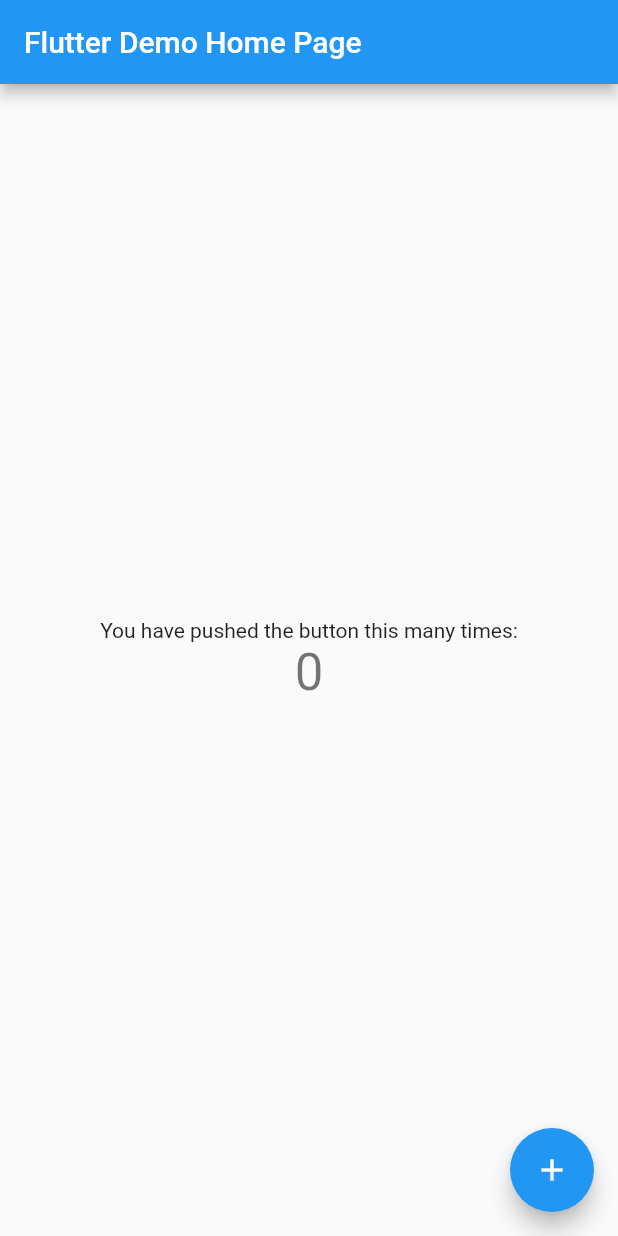
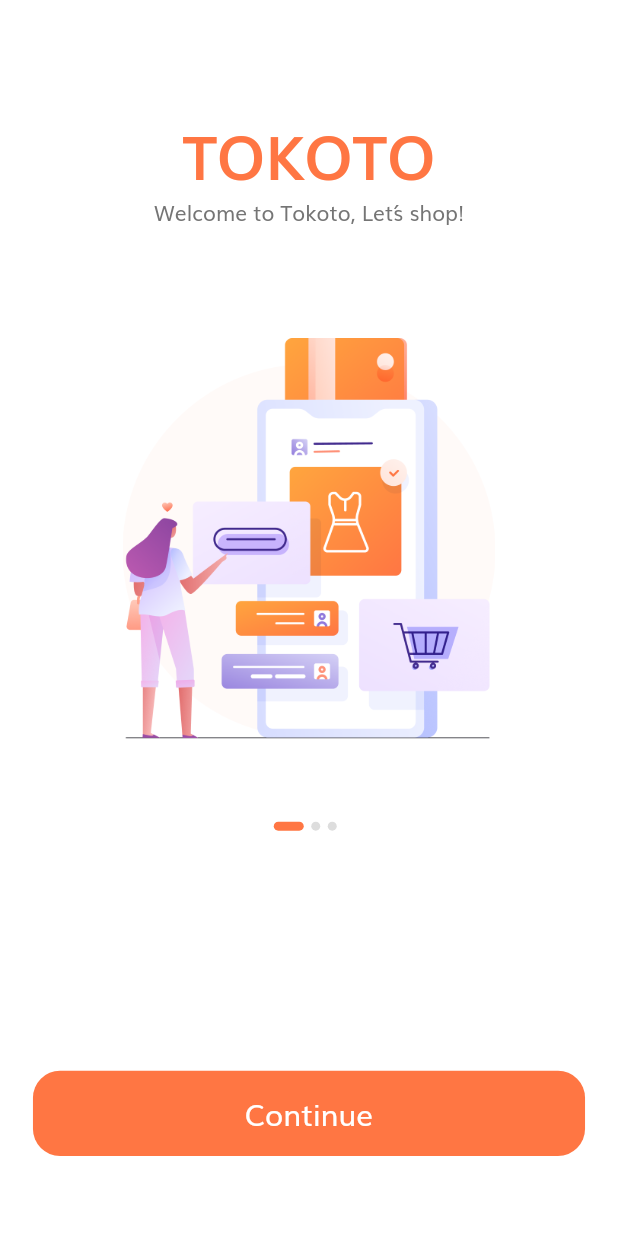
Before and after one commit to blandygbc/e_commerce_app, a Flutter app: the screen it shows after launch, on a phone screen of 412 x 824 dp. Run offline on Flutter 3.47's test engine with Material 2 defaults, Android fonts, the phone set to English and light mode, and no system bars; missing offline and left inert: dart:js.

Commit message:
Add a splash screen

```diff
--- /dev/null
+++ b/lib/components/default_button.dart
@@ -0,0 +1,35 @@
+import 'package:flutter/material.dart';
+
+import '../constants.dart';
+import '../size_config.dart';
+
+class DefaultButton extends StatelessWidget {
+  final String text;
+  final VoidCallback? press;
+  DefaultButton({
+    Key? key,
+    required this.text,
+    this.press,
+  }) : super(key: key);
+
+  @override
+  Widget build(BuildContext context) {
+    return SizedBox(
+      width: double.infinity,
+      height: getProportionateScreenHeight(56),
+      child: ElevatedButton(
+          onPressed: press,
+          style: ButtonStyle(
+              backgroundColor: MaterialStateProperty.all(kPrimaryColor),
+              elevation: MaterialStateProperty.all(0),
+              shape: MaterialStateProperty.all<RoundedRectangleBorder>(
+                  RoundedRectangleBorder(
+                borderRadius: BorderRadius.circular(18.0),
+              ))),
+          child: Text(
+            text,
+            style: TextStyle(fontSize: getProportionateScreenWidth(18)),
+          )),
+    );
+  }
+}
--- /dev/null
+++ b/lib/constants.dart
@@ -0,0 +1,55 @@
+import 'package:flutter/material.dart';
+//import 'package:shop_app/size_config.dart';
+
+const kPrimaryColor = Color(0xFFFF7643);
+const kPrimaryLightColor = Color(0xFFFFECDF);
+const kPrimaryGradientColor = LinearGradient(
+  begin: Alignment.topLeft,
+  end: Alignment.bottomRight,
+  colors: [Color(0xFFFFA53E), Color(0xFFFF7643)],
+);
+const kSecondaryColor = Color(0xFF979797);
+const kTextColor = Color(0xFF757575);
+const kFadedColor = Color(0xDDD8D8D8);
+
+const kAnimationDuration = Duration(milliseconds: 200);
+
+const kImageSplash1 = "assets/images/splash_1.png";
+const kImageSplash2 = "assets/images/splash_2.png";
+const kImageSplash3 = "assets/images/splash_3.png";
+
+/*final headingStyle = TextStyle(
+  fontSize: getProportionateScreenWidth(28),
+  fontWeight: FontWeight.bold,
+  color: Colors.black,
+  height: 1.5,
+);*/
+
+const defaultDuration = Duration(milliseconds: 250);
+
+// Form Error
+final RegExp emailValidatorRegExp =
+    RegExp(r"^[a-zA-Z0-9.]+@[a-zA-Z0-9]+\.[a-zA-Z]+");
+const String kEmailNullError = "Please Enter your email";
+const String kInvalidEmailError = "Please Enter Valid Email";
+const String kPassNullError = "Please Enter your password";
+const String kShortPassError = "Password is too short";
+const String kMatchPassError = "Passwords don't match";
+const String kNamelNullError = "Please Enter your name";
+const String kPhoneNumberNullError = "Please Enter your phone number";
+const String kAddressNullError = "Please Enter your address";
+
+/*final otpInputDecoration = InputDecoration(
+  contentPadding:
+      EdgeInsets.symmetric(vertical: getProportionateScreenWidth(15)),
+  border: outlineInputBorder(),
+  focusedBorder: outlineInputBorder(),
+  enabledBorder: outlineInputBorder(),
+);*/
+
+/*OutlineInputBorder outlineInputBorder() {
+  return OutlineInputBorder(
+    borderRadius: BorderRadius.circular(getProportionateScreenWidth(15)),
+    borderSide: BorderSide(color: kTextColor),
+  );
+}*/
--- a/lib/main.dart
+++ b/lib/main.dart
@@ -1,3 +1,6 @@
+import 'package:e_commerce_app/constants.dart';
+import 'package:e_commerce_app/routs.dart';
+import 'package:e_commerce_app/screens/splash/splash_screen.dart';
 import 'package:flutter/material.dart';
 
 void main() {
@@ -9,105 +12,19 @@ class MyApp extends StatelessWidget {
   @override
   Widget build(BuildContext context) {
     return MaterialApp(
+      debugShowCheckedModeBanner: false,
       title: 'Flutter Demo',
       theme: ThemeData(
-        // This is the theme of your application.
-        //
-        // Try running your application with "flutter run". You'll see the
-        // application has a blue toolbar. Then, without quitting the app, try
-        // changing the primarySwatch below to Colors.green and then invoke
-        // "hot reload" (press "r" in the console where you ran "flutter run",
-        // or simply save your changes to "hot reload" in a Flutter IDE).
-        // Notice that the counter didn't reset back to zero; the application
-        // is not restarted.
-        primarySwatch: Colors.blue,
+        scaffoldBackgroundColor: Colors.white,
+        fontFamily: "Muli",
+        textTheme: TextTheme(
+          bodyText1: TextStyle(color: kTextColor),
+          bodyText2: TextStyle(color: kTextColor),
+        ),
       ),
-      home: MyHomePage(title: 'Flutter Demo Home Page'),
+      //home: SplashScreen(),
+      initialRoute: SplashScreen.routeName,
+      routes: routes,
     );
   }
 }
-
-class MyHomePage extends StatefulWidget {
-  MyHomePage({Key? key, required this.title}) : super(key: key);
-
-  // This widget is the home page of your application. It is stateful, meaning
-  // that it has a State object (defined below) that contains fields that affect
-  // how it looks.
-
-  // This class is the configuration for the state. It holds the values (in this
-  // case the title) provided by the parent (in this case the App widget) and
-  // used by the build method of the State. Fields in a Widget subclass are
-  // always marked "final".
-
-  final String title;
-
-  @override
-  _MyHomePageState createState() => _MyHomePageState();
-}
-
-class _MyHomePageState extends State<MyHomePage> {
-  int _counter = 0;
-
-  void _incrementCounter() {
-    setState(() {
-      // This call to setState tells the Flutter framework that something has
-      // changed in this State, which causes it to rerun the build method below
-      // so that the display can reflect the updated values. If we changed
-      // _counter without calling setState(), then the build method would not be
-      // called again, and so nothing would appear to happen.
-      _counter++;
-    });
-  }
-
-  @override
-  Widget build(BuildContext context) {
-    // This method is rerun every time setState is called, for instance as done
-    // by the _incrementCounter method above.
-    //
-    // The Flutter framework has been optimized to make rerunning build methods
-    // fast, so that you can just rebuild anything that needs updating rather
-    // than having to individually change instances of widgets.
-    return Scaffold(
-      appBar: AppBar(
-        // Here we take the value from the MyHomePage object that was created by
-        // the App.build method, and use it to set our appbar title.
-        title: Text(widget.title),
-      ),
-      body: Center(
-        // Center is a layout widget. It takes a single child and positions it
-        // in the middle of the parent.
-        child: Column(
-          // Column is also a layout widget. It takes a list of children and
-          // arranges them vertically. By default, it sizes itself to fit its
-          // children horizontally, and tries to be as tall as its parent.
-          //
-          // Invoke "debug painting" (press "p" in the console, choose the
-          // "Toggle Debug Paint" action from the Flutter Inspector in Android
-          // Studio, or the "Toggle Debug Paint" command in Visual Studio Code)
-          // to see the wireframe for each widget.
-          //
-          // Column has various properties to control how it sizes itself and
-          // how it positions its children. Here we use mainAxisAlignment to
-          // center the children vertically; the main axis here is the vertical
-          // axis because Columns are vertical (the cross axis would be
-          // horizontal).
-          mainAxisAlignment: MainAxisAlignment.center,
-          children: <Widget>[
-            Text(
-              'You have pushed the button this many times:',
-            ),
-            Text(
-              '$_counter',
-              style: Theme.of(context).textTheme.headline4,
-            ),
-          ],
-        ),
-      ),
-      floatingActionButton: FloatingActionButton(
-        onPressed: _incrementCounter,
-        tooltip: 'Increment',
-        child: Icon(Icons.add),
-      ), // This trailing comma makes auto-formatting nicer for build methods.
-    );
-  }
-}
--- /dev/null
+++ b/lib/routs.dart
@@ -0,0 +1,8 @@
+import 'dart:js';
+
+import 'package:e_commerce_app/screens/splash/splash_screen.dart';
+import 'package:flutter/material.dart';
+
+final Map<String, WidgetBuilder> routes = {
+  SplashScreen.routeName: (context) => SplashScreen(),
+};
--- /dev/null
+++ b/lib/screens/splash/components/body.dart
@@ -0,0 +1,94 @@
+import 'package:e_commerce_app/components/default_button.dart';
+import 'package:e_commerce_app/constants.dart';
+import 'package:e_commerce_app/screens/splash/components/splash_content.dart';
+import 'package:e_commerce_app/size_config.dart';
+import 'package:flutter/material.dart';
+
+class Body extends StatefulWidget {
+  Body({Key? key}) : super(key: key);
+
+  @override
+  _BodyState createState() => _BodyState();
+}
+
+class _BodyState extends State<Body> {
+  int currentPage = 0;
+  List<Map<String, String>> splashData = [
+    {
+      "title": "Welcome to Tokoto, Let´s shop!",
+      "image": kImageSplash1,
+    },
+    {
+      "title": "We help people conect with store \n" +
+          "around United State of America",
+      "image": kImageSplash2,
+    },
+    {
+      "title": "We show the easy way to shop. \n" + "Just stay at home with us",
+      "image": kImageSplash3,
+    }
+  ];
+
+  @override
+  Widget build(BuildContext context) {
+    return SafeArea(
+      child: Center(
+        child: Column(
+          children: [
+            Expanded(
+              flex: 3,
+              child: PageView.builder(
+                  onPageChanged: (value) {
+                    setState(() {
+                      currentPage = value;
+                    });
+                  },
+                  itemCount: splashData.length,
+                  itemBuilder: (contex, index) => SplashContent(
+                        title: splashData[index]["title"],
+                        image: splashData[index]["image"],
+                      )),
+            ),
+            Expanded(
+              flex: 2,
+              child: Column(
+                children: [
+                  Spacer(),
+                  Row(
+                    mainAxisAlignment: MainAxisAlignment.center,
+                    children: List.generate(
+                        splashData.length, (index) => buildDot(index: index)),
+                  ),
+                  Spacer(
+                    flex: 3,
+                  ),
+                  Padding(
+                    padding: EdgeInsets.symmetric(
+                        horizontal: getProportionateScreenWidth(20)),
+                    child: DefaultButton(
+                      text: "Continue",
+                      press: () => {},
+                    ),
+                  ),
+                  Spacer()
+                ],
+              ),
+            )
+          ],
+        ),
+      ),
+    );
+  }
+
+  AnimatedContainer buildDot({int? index}) {
+    return AnimatedContainer(
+      duration: kAnimationDuration,
+      margin: EdgeInsets.only(right: 5),
+      height: 6,
+      width: currentPage == index ? 20 : 6,
+      decoration: BoxDecoration(
+          color: currentPage == index ? kPrimaryColor : kFadedColor,
+          borderRadius: BorderRadius.circular(5)),
+    );
+  }
+}
--- /dev/null
+++ b/lib/screens/splash/components/splash_content.dart
@@ -0,0 +1,40 @@
+import 'package:flutter/material.dart';
+
+import '../../../constants.dart';
+import '../../../size_config.dart';
+
+class SplashContent extends StatelessWidget {
+  final String? title, image;
+  const SplashContent({
+    Key? key,
+    this.title,
+    this.image,
+  }) : super(key: key);
+
+  @override
+  Widget build(BuildContext context) {
+    return Column(
+      children: [
+        Spacer(),
+        Text(
+          "TOKOTO",
+          style: TextStyle(
+            fontSize: getProportionateScreenWidth(36),
+            color: kPrimaryColor,
+            fontWeight: FontWeight.bold,
+          ),
+        ),
+        Text(
+          title!,
+          textAlign: TextAlign.center,
+        ),
+        Spacer(),
+        Image.asset(
+          image!,
+          height: getProportionateScreenHeight(265),
+          width: getProportionateScreenWidth(235),
+        )
+      ],
+    );
+  }
+}
--- /dev/null
+++ b/lib/screens/splash/splash_screen.dart
@@ -0,0 +1,16 @@
+import 'package:e_commerce_app/screens/splash/components/body.dart';
+import 'package:e_commerce_app/size_config.dart';
+import 'package:flutter/material.dart';
+
+class SplashScreen extends StatelessWidget {
+  static String routeName = "/splash";
+  const SplashScreen({Key? key}) : super(key: key);
+
+  @override
+  Widget build(BuildContext context) {
+    SizeConfig().init(context);
+    return Scaffold(
+      body: Body(),
+    );
+  }
+}
--- /dev/null
+++ b/lib/size_config.dart
@@ -0,0 +1,26 @@
+import 'package:flutter/material.dart';
+
+class SizeConfig {
+  static MediaQueryData? _mediaQueryData;
+  static double? screenWidth;
+  static double? screenHeight;
+  static double? defaultSize;
+  static Orientation? orientation;
+
+  void init(BuildContext context) {
+    _mediaQueryData = MediaQuery.of(context);
+    screenWidth = _mediaQueryData!.size.width;
+    screenHeight = _mediaQueryData!.size.height;
+    orientation = _mediaQueryData!.orientation;
+  }
+}
+
+double getProportionateScreenHeight(double inputHeight) {
+  double? screenHeight = SizeConfig.screenHeight;
+  return (inputHeight / 812.0) * screenHeight!;
+}
+
+double getProportionateScreenWidth(double inputWidth) {
+  double? screenWidth = SizeConfig.screenWidth;
+  return (inputWidth / 375.0) * screenWidth!;
+}
```
Also changed, not shown: pubspec.yaml (+13 -10 lines), pubspec.lock.
